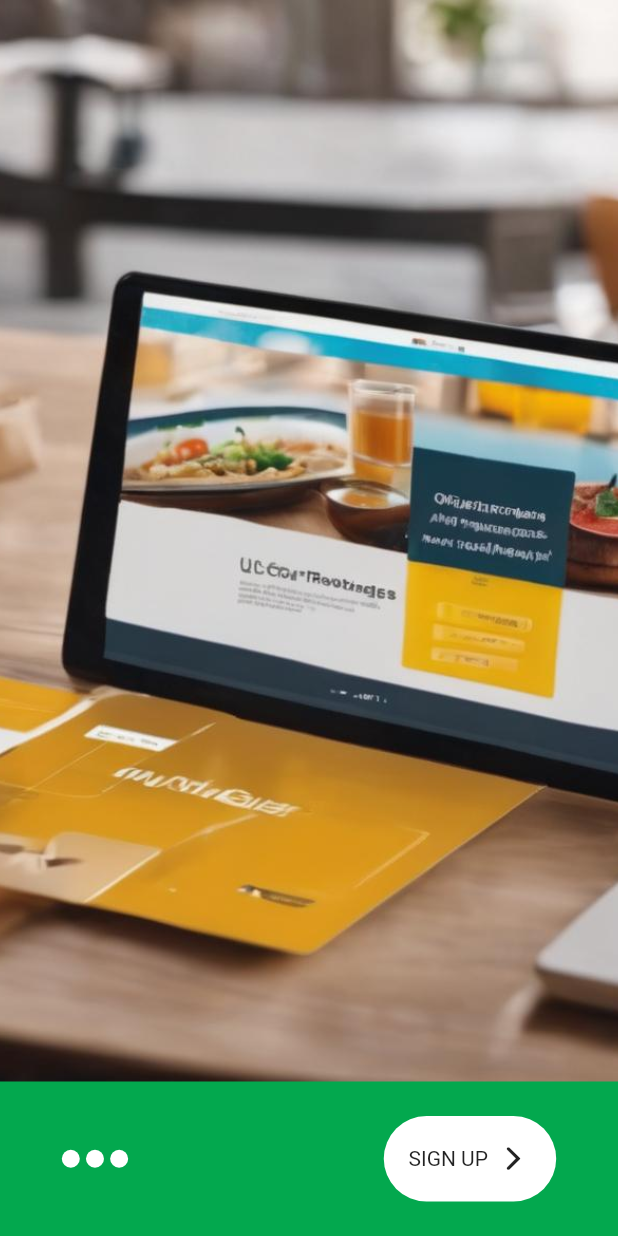
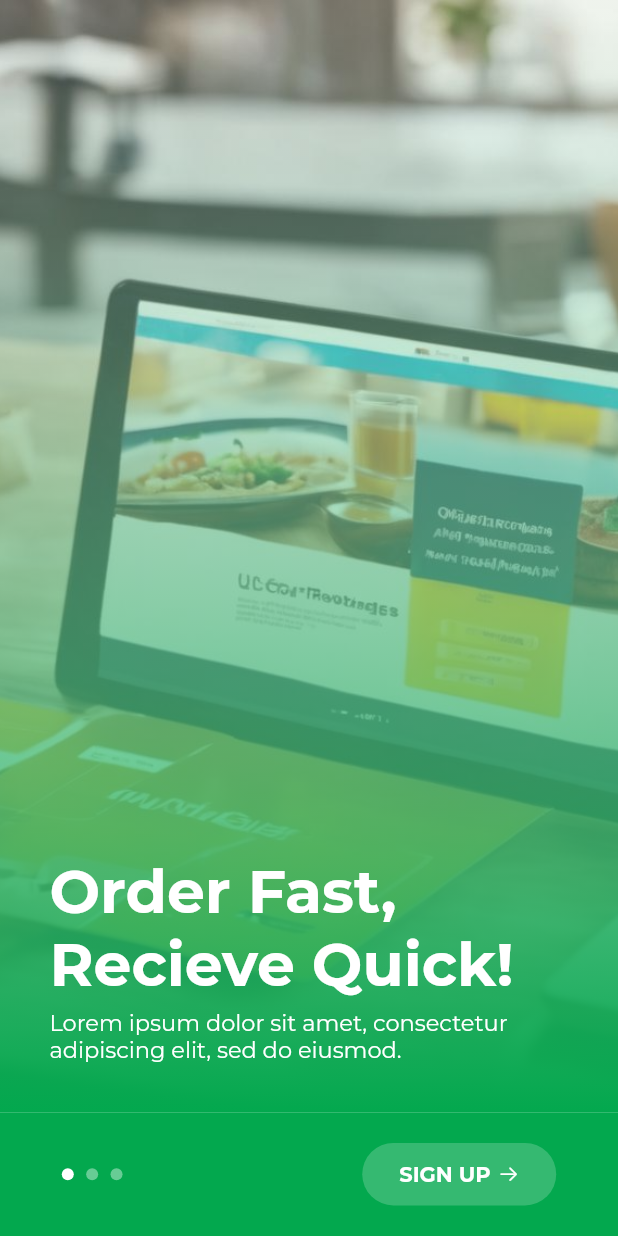
Before and after one commit to JustineUgo/eden, a Flutter app: the screen it shows after launch, on a phone screen of 412 x 824 dp. Run offline on Flutter 3.47's test engine with Material 2 defaults, Android fonts, the light colour scheme and no system bars; our stand-ins replace get, google_fonts.

Commit message:
chore: 🚢  onboard ui

```diff
--- a/lib/app/di/binding.dart
+++ b/lib/app/di/binding.dart
@@ -1,14 +1,11 @@
+import 'package:eden/app/modules/onboard/controller/onboard_controller.dart';
 import 'package:get/get.dart';
 
 class AppBinding extends Bindings {
   @override
   void dependencies() {
     Get.put(GetHttpClient());
-    // Get.put(GetStorage());
-    // Get.put(Logger());
-    // Get.put(Defaults());
 
-    // Get.put(StorageService(storage: Get.find<GetStorage>()));
-    // Get.put(UIService());
+    Get.put(OnboardController());
   }
 }
--- /dev/null
+++ b/lib/app/modules/onboard/controller/onboard_controller.dart
@@ -0,0 +1,19 @@
+import 'package:eden/app/theme/theme.dart';
+import 'package:get/get.dart';
+
+class OnboardController extends GetxController {
+  RxInt index = RxInt(0);
+  RxBool isSwipping = RxBool(false);
+  List<String> images = [Images.onboard1, Images.onboard2, Images.onboard3];
+  RxString onboardImage = RxString(Images.onboard1);
+  Map<int, String> onboardContent = {0: "Order Fast, \nRecieve Quick!", 1: "See It, \nTrack It!", 2: "We are\nHumaans!"};
+
+  void onSwipe({required bool isLeft}) {
+    if (isSwipping.value) {
+      if (isLeft && index.value != 2) ++index.value;
+      if (!isLeft && index.value != 0) --index.value;
+      onboardImage(images[index.value]);
+    }
+    isSwipping(false);
+  }
+}
--- a/lib/app/modules/onboard/view/onboard_view.dart
+++ b/lib/app/modules/onboard/view/onboard_view.dart
@@ -1,9 +1,11 @@
+import 'package:eden/app/modules/onboard/controller/onboard_controller.dart';
 import 'package:eden/app/theme/theme.dart';
 import 'package:flutter/cupertino.dart';
 import 'package:flutter/material.dart';
 import 'package:get/get.dart';
+import 'package:google_fonts/google_fonts.dart';
 
-class OnboardScreen extends StatelessWidget {
+class OnboardScreen extends GetView<OnboardController> {
   const OnboardScreen({super.key});
 
   @override
@@ -13,13 +15,56 @@ class OnboardScreen extends StatelessWidget {
         child: Column(
           children: [
             Expanded(
+              child: GestureDetector(
+                onHorizontalDragUpdate: (details) {
+                  // Swiping in right direction.
+                  if (details.delta.dx > 0) controller.onSwipe(isLeft: false);
+
+                  // Swiping in left direction.
+                  if (details.delta.dx < 0) controller.onSwipe(isLeft: true);
+                },
+                onTapDown: (details) => controller.isSwipping(true),
+                child: Obx(() {
+                  return Container(
+                    width: Get.width,
+                    decoration: BoxDecoration(
+                      image: DecorationImage(image: AssetImage(controller.onboardImage.value), fit: BoxFit.cover),
+                    ),
                     child: Container(
-                decoration: const BoxDecoration(image: DecorationImage(image: AssetImage(Images.onboard1), fit: BoxFit.cover)),
+                      decoration: BoxDecoration(
+                        gradient: LinearGradient(
+                          colors: [AppTheme.lightGreen.withOpacity(.2), AppTheme.green],
+                          begin: Alignment.topCenter,
+                          end: Alignment.bottomCenter,
                         ),
                       ),
-            Container(
+                      child: OnboardContent(controller: controller),
+                    ),
+                  );
+                }),
+              ),
+            ),
+            OnboardBottom(controller: controller),
+          ],
+        ),
+      ),
+    );
+  }
+}
+
+class OnboardBottom extends StatelessWidget {
+  const OnboardBottom({
+    super.key,
+    required this.controller,
+  });
+
+  final OnboardController controller;
+
+  @override
+  Widget build(BuildContext context) {
+    return Container(
       width: Get.width,
-              height: Get.height / 8,
+      height: Get.height / 10,
       color: AppTheme.green,
       padding: EdgeInsets.symmetric(horizontal: Dimensions.unit * 10),
       child: Row(
@@ -29,30 +74,65 @@ class OnboardScreen extends StatelessWidget {
             children: List.generate(
                 3,
                 (index) => Padding(
-                              padding: EdgeInsets.only(right: Dimensions.unit),
-                              child: const CircleAvatar(radius: 6, backgroundColor: AppTheme.white),
+                      padding: EdgeInsets.only(right: Dimensions.unit * 2),
+                      child: Obx(() {
+                        return CircleAvatar(radius: 4, backgroundColor: index == controller.index.value ? AppTheme.white : AppTheme.lightGreen.withOpacity(.5));
+                      }),
                     )),
           ),
           Container(
-                    padding: EdgeInsets.all(Dimensions.unit * 4),
+            padding: EdgeInsets.symmetric(vertical: Dimensions.unit * 3, horizontal: Dimensions.unit * 6),
             decoration: BoxDecoration(
-                      color: AppTheme.white,
+              color: AppTheme.white.withOpacity(.2),
               borderRadius: BorderRadius.circular(30),
             ),
-                    child: const Row(
+            child: Row(
               mainAxisAlignment: MainAxisAlignment.center,
               children: [
-                        Text("SIGN UP", key: Key('signup')),
-                        SizedBox(width: 5),
-                        Icon(CupertinoIcons.chevron_forward),
+                Text(
+                  "SIGN UP",
+                  key: const Key('signup'),
+                  style: GoogleFonts.montserrat(fontWeight: FontWeight.bold, color: AppTheme.white),
+                ),
+                const SizedBox(width: 5),
+                const Icon(CupertinoIcons.arrow_right, size: 14, color: AppTheme.white),
               ],
             ),
           )
         ],
       ),
+    );
+  }
+}
+
+class OnboardContent extends StatelessWidget {
+  const OnboardContent({
+    super.key,
+    required this.controller,
+  });
+
+  final OnboardController controller;
+
+  @override
+  Widget build(BuildContext context) {
+    return Padding(
+      padding: EdgeInsets.only(left: Dimensions.unit * 8, bottom: Dimensions.unit * 8),
+      child: Column(
+        mainAxisAlignment: MainAxisAlignment.end,
+        crossAxisAlignment: CrossAxisAlignment.start,
+        children: [
+          Obx(() {
+            return Text(
+              controller.onboardContent[controller.index.value]!,
+              style: GoogleFonts.montserrat(fontWeight: FontWeight.w700, fontSize: 40, color: AppTheme.white),
+            );
+          }),
+          const SizedBox(height: 5),
+          Text(
+            "Lorem ipsum dolor sit amet, consectetur adipiscing elit, sed do eiusmod.",
+            style: GoogleFonts.montserrat(fontSize: 15, color: AppTheme.white),
           ),
         ],
-        ),
       ),
     );
   }
--- a/lib/app/theme/theme.dart
+++ b/lib/app/theme/theme.dart
@@ -12,7 +12,7 @@ class AppTheme {
 
   static ThemeData light() {
     return ThemeData(
-      // textTheme: TextTheme(button: ),
+      // textTheme: GoogleFonts.montserratTextTheme(),
       scaffoldBackgroundColor: lightGreen,
     );
   }
--- a/pubspec.yaml
+++ b/pubspec.yaml
@@ -12,6 +12,7 @@ dependencies:
   flutter:
     sdk: flutter
   get: ^4.6.6
+  google_fonts: ^6.1.0
 
 dev_dependencies:
   flutter_lints: ^2.0.0
```
Also changed, not shown: pubspec.lock, 5 other files. Lines whose indentation alone changed are shown as unchanged.
